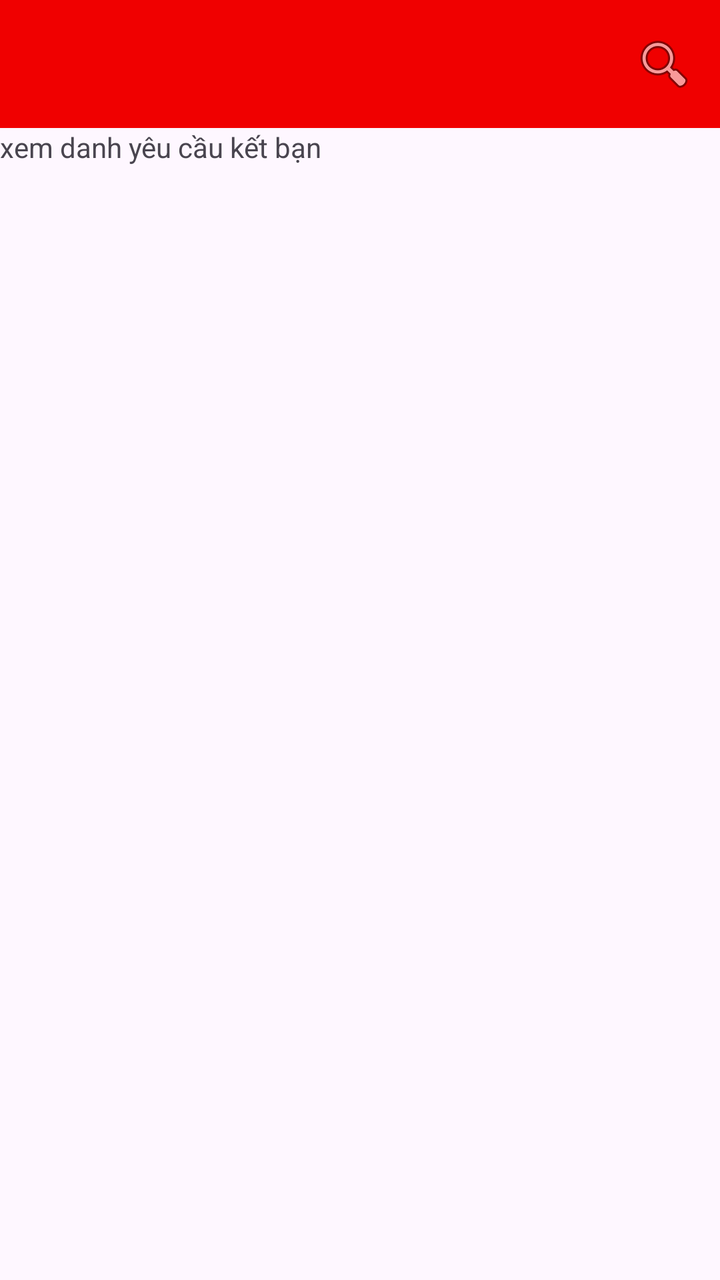
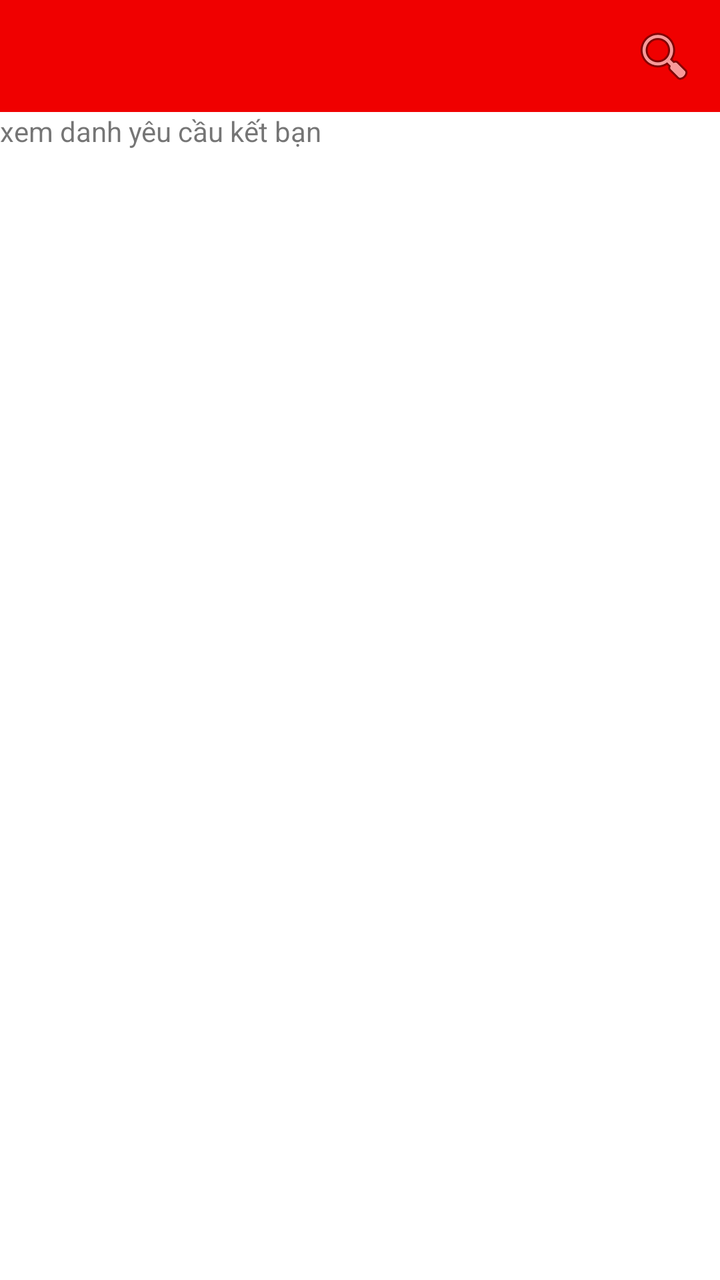

An Android layout rendered at two revisions. The XML below is the earlier revision; the diff shows what the commit changed to produce the second picture.
<!-- AndroidManifest.xml: application theme Theme.Acrid -->
<!-- res/layout/fragment_contact.xml -->
<?xml version="1.0" encoding="utf-8"?>
<layout>
    <data>
        <import type="androidx.lifecycle.ViewModelProvider"/>
        <variable
            name="viewmodel"
            type="com.example.acrid.viewModel.ContactViewModel" />
    </data>
    <FrameLayout xmlns:android="http://schemas.android.com/apk/res/android"
        xmlns:tools="http://schemas.android.com/tools"
        android:layout_width="match_parent"
        android:layout_height="match_parent"
        xmlns:app="http://schemas.android.com/apk/res-auto"
        tools:context=".View.Fragment.ContactFragment">
        <ProgressBar
            android:layout_width="wrap_content"
            android:layout_height="wrap_content"
            android:visibility="gone"
            android:layout_gravity="center|center_vertical"/>

        <androidx.coordinatorlayout.widget.CoordinatorLayout
            android:layout_width="match_parent"
            android:layout_height="match_parent">
            <LinearLayout
                android:layout_width="match_parent"
                android:layout_height="match_parent"
                android:orientation="vertical"
                android:scrollIndicators="right"
                >
                <com.google.android.material.appbar.AppBarLayout
                    android:layout_width="match_parent"
                    android:layout_height="wrap_content"
                    >
                    <androidx.appcompat.widget.Toolbar
                        android:layout_width="match_parent"
                        android:layout_height="?attr/actionBarSize"
                        android:id="@+id/toolBar"
                        android:background="@color/primary"
                        app:layout_scrollFlags="exitUntilCollapsed|snap"
                        app:menu="@menu/contact_search_menu"
                        />
                </com.google.android.material.appbar.AppBarLayout>
                <androidx.core.widget.NestedScrollView
                    android:layout_width="match_parent"
                    android:layout_height="0dp"
                    android:layout_weight="1"
                    android:scrollIndicators="right">
                    <LinearLayout
                        android:layout_width="match_parent"
                        android:layout_height="match_parent"
                        android:orientation="vertical">
                        <LinearLayout
                            android:id="@+id/gotoACP"
                            android:layout_width="match_parent"
                            android:layout_height="50dp">
                            <TextView
                                android:layout_width="wrap_content"
                                android:layout_height="wrap_content"
                                android:text="xem danh yêu cầu kết bạn"/>
                        </LinearLayout>
                        <androidx.recyclerview.widget.RecyclerView
                            android:layout_width="match_parent"
                            android:layout_height="match_parent"
                            android:id="@+id/recycler"/>
                    </LinearLayout>
                </androidx.core.widget.NestedScrollView>



            </LinearLayout>
        </androidx.coordinatorlayout.widget.CoordinatorLayout>



    </FrameLayout>
</layout>
<!-- resources referenced by this layout -->
<resources>
  <color name="primary">#f00000</color>
  <style name="Theme.Acrid" parent="Base.Theme.Acrid" />
  <style name="Base.Theme.Acrid" parent="Theme.Material3.DayNight.NoActionBar">
          
          
      </style>
</resources>

<!-- the commit's change to res/layout/fragment_contact.xml (unified diff, before → after) -->
@@ -41,6 +41,7 @@
                         />
                 </com.google.android.material.appbar.AppBarLayout>
                 <androidx.core.widget.NestedScrollView
+                    android:id="@+id/scrollView"
                     android:layout_width="match_parent"
                     android:layout_height="0dp"
                     android:layout_weight="1"
<!-- resource entries referenced after the edit -->
@@ -2,7 +2,7 @@
 <resources>
   <color name="primary">#f00000</color>
   <style name="Theme.Acrid" parent="Base.Theme.Acrid" />
-  <style name="Base.Theme.Acrid" parent="Theme.Material3.DayNight.NoActionBar">
+  <style name="Base.Theme.Acrid" parent="Theme.MaterialComponents.DayNight.NoActionBar">
           
           
       </style>
